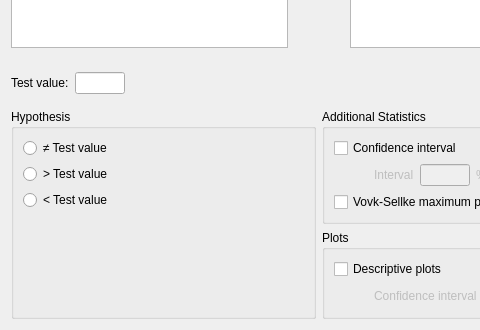
The window that JASP-Desktop/analysisforms/Common/binomialtestform.ui (ASarafoglou/jasp-desktop) describes before a commit, drawn with Qt 5; both pictures show x 0 to 480 and y 405 to 735 of the 637 by 735 pixel window.
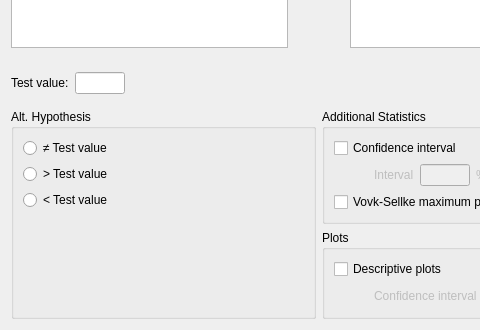
The same window after the commit. Custom widgets are drawn as their Qt base class.

Commit message:
Changed Hypothesis to Alt. Hypothesis
Changed 'Hypothesis' to 'Alt. Hypothesis' in the following analyses:
- all t-tests (Bayes/Frequentist)
- Binomial test (Bayes/Frequentist)
- Regression (Bayes/Frequentist)
- Bayesian Contingency Table
--> in the Common analyses as well as the Summary Stats

The edit to the form file:
```diff
--- a/JASP-Desktop/analysisforms/Common/binomialtestform.ui
+++ b/JASP-Desktop/analysisforms/Common/binomialtestform.ui
@@ -328,7 +328,7 @@
       </sizepolicy>
      </property>
      <property name="title">
-      <string>Hypothesis</string>
+      <string>Alt. Hypothesis</string>
      </property>
      <property name="flat">
       <bool>false</bool>
```
The commit also changes 16 other files.
